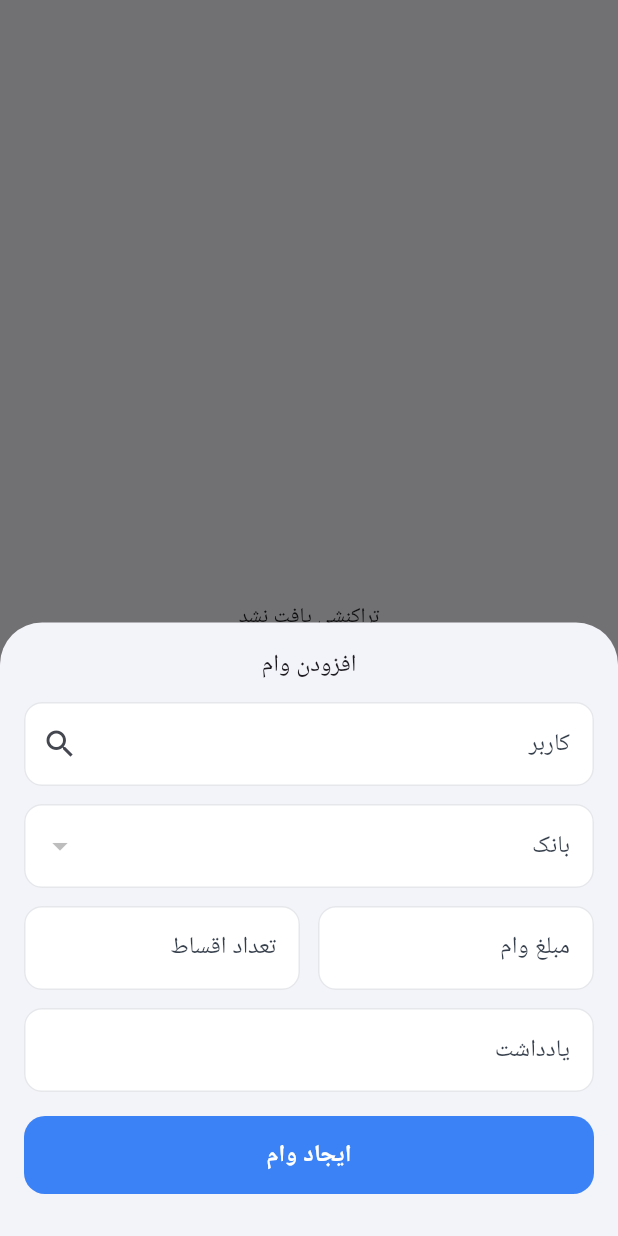
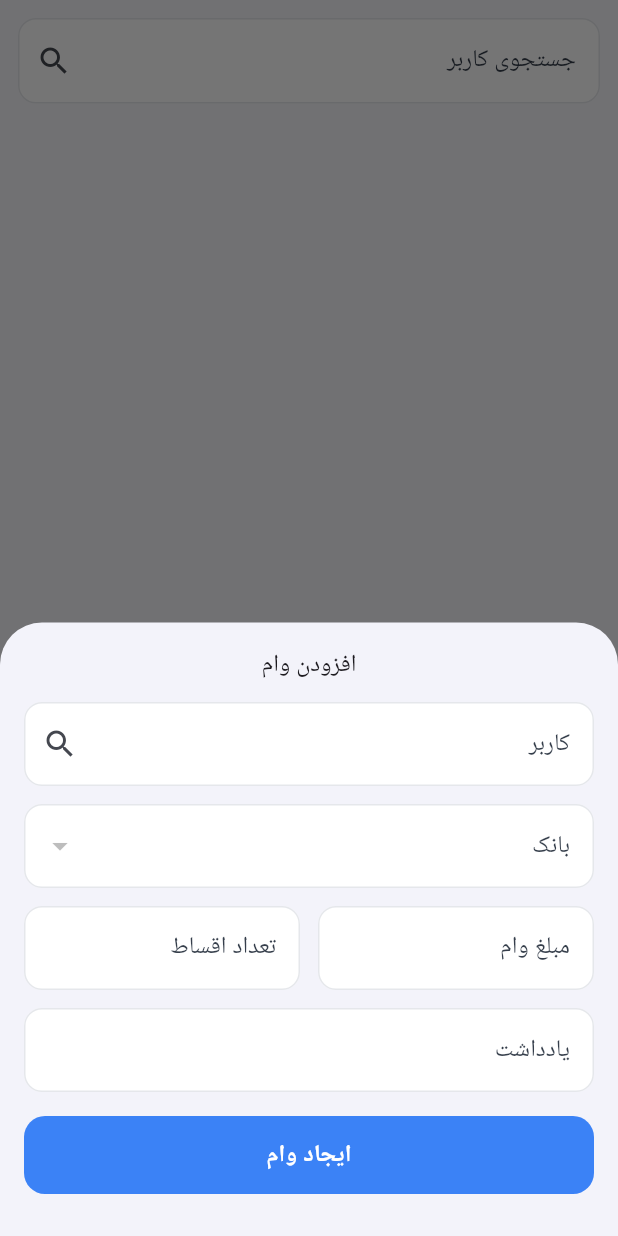
Before and after one commit to alireza-rajaei/family_accounting_app, a Flutter app: the _LoansView screen opened directly, after a tap on the "add" icon, on a phone screen of 412 x 824 dp. Run offline on Flutter 3.47's test engine with Material 3 defaults, Android fonts, the phone set to English and light mode, and no system bars; our stand-ins replace drift, easy_localization, equatable, file_picker, fl_chart, flutter_bloc and 6 more; accounts and stored records are empty; generated files the repository leaves out were written again; Roboto replaces fonts that are missing (Vazirmatn).

Commit message:
feat(loans): implement user filtering in loans view; refactor loan list to support dynamic filtering by user; enhance transaction creation with userId association for better reporting

```diff
--- a/lib/presentation/pages/loans_page.dart
+++ b/lib/presentation/pages/loans_page.dart
@@ -28,8 +28,15 @@ class LoansPage extends StatelessWidget {
   }
 }
 
-class _LoansView extends StatelessWidget {
+class _LoansView extends StatefulWidget {
   const _LoansView();
+  @override
+  State<_LoansView> createState() => _LoansViewState();
+}
+
+class _LoansViewState extends State<_LoansView> {
+  int? _filterUserId;
+
   @override
   Widget build(BuildContext context) {
     return Scaffold(
@@ -38,13 +45,44 @@ class _LoansView extends StatelessWidget {
           builder: (context, state) {
             if (state.loading)
               return const Center(child: CircularProgressIndicator());
-            if (state.items.isEmpty)
-              return Center(child: Text(tr('transactions.not_found')));
-            return ListView.separated(
-              itemCount: state.items.length,
+
+            final filteredItems = _filterUserId == null
+                ? state.items
+                : state.items
+                      .where((e) => e.loan.userId == _filterUserId)
+                      .toList();
+
+            if (filteredItems.isEmpty)
+              return Column(
+                children: [
+                  Padding(
+                    padding: const EdgeInsets.all(12.0),
+                    child: _UserFilterField(
+                      value: _filterUserId,
+                      onChanged: (v) => setState(() => _filterUserId = v),
+                      onClear: () => setState(() => _filterUserId = null),
+                    ),
+                  ),
+                  const Expanded(child: Center(child: Text('موردی یافت نشد'))),
+                ],
+              );
+
+            return Column(
+              children: [
+                Padding(
+                  padding: const EdgeInsets.all(12.0),
+                  child: _UserFilterField(
+                    value: _filterUserId,
+                    onChanged: (v) => setState(() => _filterUserId = v),
+                    onClear: () => setState(() => _filterUserId = null),
+                  ),
+                ),
+                Expanded(
+                  child: ListView.separated(
+                    itemCount: filteredItems.length,
                     separatorBuilder: (_, __) => const Divider(height: 0),
                     itemBuilder: (context, index) {
-                final it = state.items[index];
+                      final it = filteredItems[index];
                       final usersState = context.read<UsersCubit>().state;
                       final us = usersState.users
                           .where((x) => x.id == it.loan.userId)
@@ -52,7 +90,9 @@ class _LoansView extends StatelessWidget {
                       final userName = us.isNotEmpty
                           ? '${us.first.firstName} ${us.first.lastName}'
                           : 'کاربر نامشخص';
-                final dateFa = JalaliUtils.formatJalali(it.loan.createdAt);
+                      final dateFa = JalaliUtils.formatJalali(
+                        it.loan.createdAt,
+                      );
                       return ListTile(
                         leading: _LoanAvatar(),
                         title: Text(
@@ -98,14 +138,20 @@ class _LoansView extends StatelessWidget {
                               ),
                             );
                             if (ok == true) {
-                        await context.read<LoansCubit>().deleteLoan(it.loan.id);
+                              await context.read<LoansCubit>().deleteLoan(
+                                it.loan.id,
+                              );
                             }
                           },
                         ),
                         onTap: () => _openLoanDetails(context, it.loan),
-                  onLongPress: () => _openLoanSheet(context, loan: it.loan),
+                        onLongPress: () =>
+                            _openLoanSheet(context, loan: it.loan),
                       );
                     },
+                  ),
+                ),
+              ],
             );
           },
         ),
@@ -577,6 +623,44 @@ class _SearchableUserField extends StatelessWidget {
   }
 }
 
+class _UserFilterField extends StatelessWidget {
+  final int? value;
+  final ValueChanged<int?> onChanged;
+  final VoidCallback onClear;
+  const _UserFilterField({
+    required this.value,
+    required this.onChanged,
+    required this.onClear,
+  });
+  @override
+  Widget build(BuildContext context) {
+    return BlocBuilder<UsersCubit, UsersState>(
+      builder: (context, state) {
+        String hint = tr('transactions.search_user');
+        if (value != null) {
+          final sel = state.users.where((u) => u.id == value).toList();
+          if (sel.isNotEmpty)
+            hint = '${sel.first.firstName} ${sel.first.lastName}';
+        }
+        return TextField(
+          readOnly: true,
+          decoration: InputDecoration(
+            labelText: tr('transactions.search_user'),
+            hintText: hint,
+            suffixIcon: value == null
+                ? const Icon(Icons.search)
+                : IconButton(icon: const Icon(Icons.clear), onPressed: onClear),
+          ),
+          onTap: () async {
+            final picked = await _showLoanUserPicker(context, state);
+            if (picked != null) onChanged(picked);
+          },
+        );
+      },
+    );
+  }
+}
+
 Future<int?> _showLoanUserPicker(BuildContext context, UsersState state) async {
   final controller = TextEditingController();
   List<int> filtered = state.users.map((e) => e.id).toList();
```
Also changed, not shown: lib/data/repositories/loans_repository.dart (+6 -1 lines), lib/presentation/pages/banks_page.dart (+53 -56 lines). Lines whose indentation alone changed are shown as unchanged.
